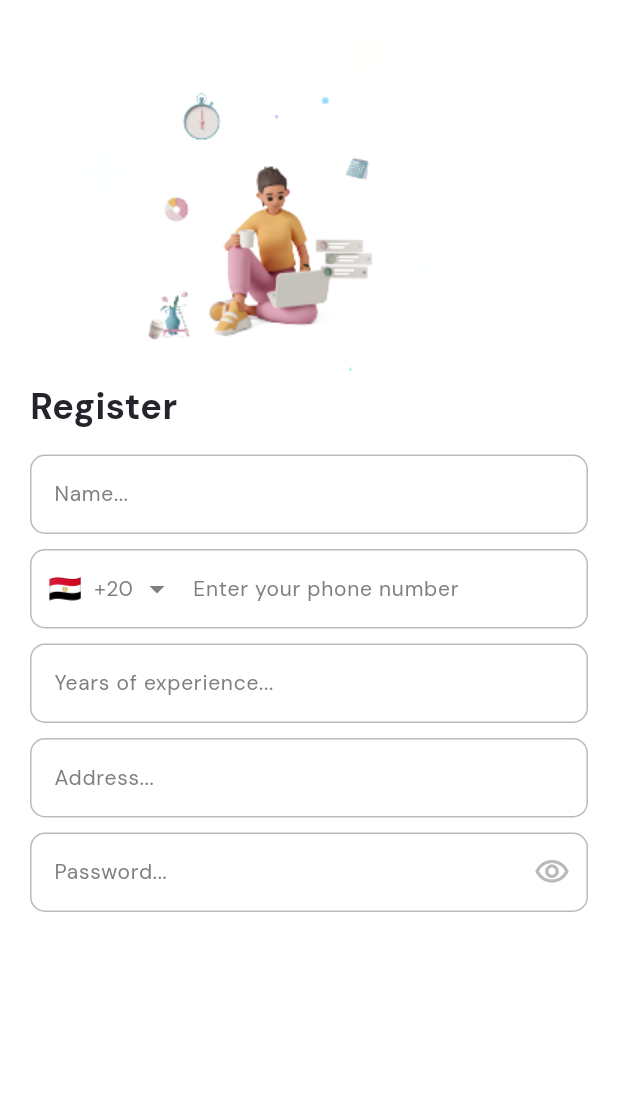
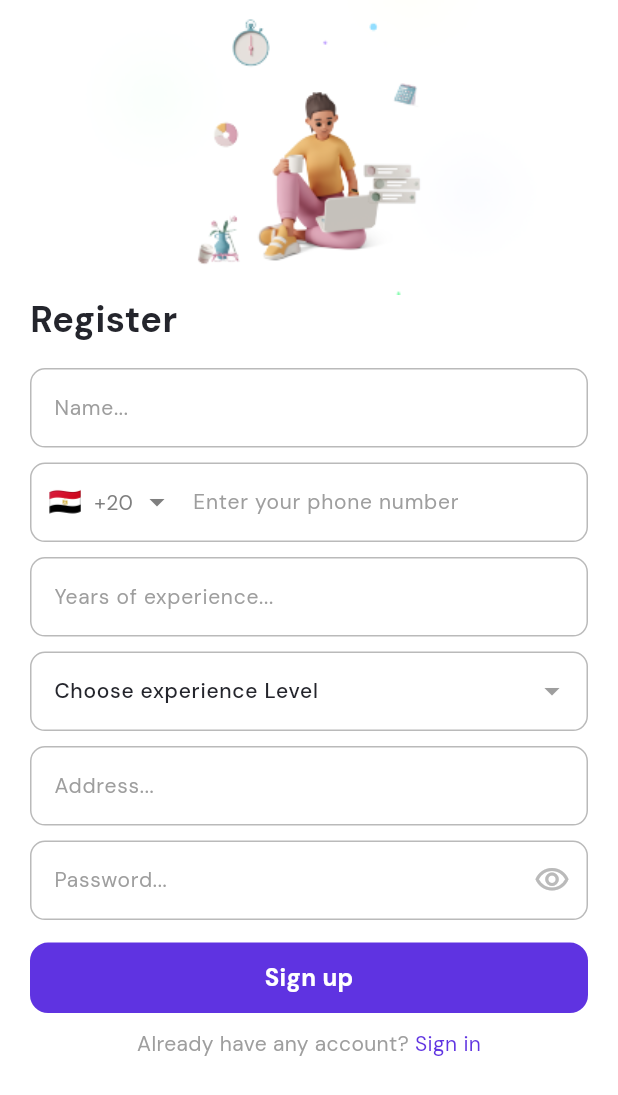
Before and after one commit to AhmedNasser24/tasky_app, a Flutter app: the screen it shows after launch, on a phone screen of 412 x 824 dp. Shown: the top 1095 px of the screen. Run offline on Flutter 3.47's test engine with Material 3 defaults, Android fonts, the phone set to English and light mode, and no system bars; drawn by our look-alikes of intl_phone_field; our stand-ins replace gap; project files that could hold a hidden picture were left out.

Commit message:
finish register UI

```diff
--- a/lib/constants.dart
+++ b/lib/constants.dart
@@ -1 +1,2 @@
-const kHorizontalPadding = 20.0;
+const double kHorizontalPadding = 20.0;
+const double kBottomSpace = 30.0;
--- a/lib/core/utils/app_color.dart
+++ b/lib/core/utils/app_color.dart
@@ -4,4 +4,5 @@ class AppColor {
   static const primaryColor = Color(0xFF5F33E1);
   static const blackColor = Color(0xff24252C) ;
   static const whiteColor = Colors.white ;
+  static const greyColor = Colors.grey ;
 }
--- a/lib/core/utils/app_images.dart
+++ b/lib/core/utils/app_images.dart
@@ -19,12 +19,8 @@ class Assets {
   static const String imagesLogoForTablet = "assets/images/logo_for_tablet.svg";
 
   /// Assets for imagesRegisterLogo
-  /// assets/images/register_logo.svg
-  static const String imagesRegisterLogo = "assets/images/register_logo.svg";
-
-  /// Assets for imagesRegisterLogo1
-  /// assets/images/register_logo1.svg
-  static const String imagesRegisterLogo1 = "assets/images/register_logo1.svg";
+  /// assets/images/register_logo.png
+  static const String imagesRegisterLogo = "assets/images/register_logo.png";
 
   /// Assets for imagesRegisterLogo2
   /// assets/images/register_logo2.png
--- a/lib/feature/auth/data/model/user_info_model.dart
+++ b/lib/feature/auth/data/model/user_info_model.dart
@@ -1,5 +1,12 @@
 class UserInfoModel {
-  String? phone , name , address , password ;
-  String? yearsOfExperience ;
-  UserInfoModel({this.phone , this.name , this.address , this.password , this.yearsOfExperience});
+  String? phone, name, address, password;
+  String? yearsOfExperience, experience;
+  UserInfoModel({
+    this.phone,
+    this.name,
+    this.address,
+    this.password,
+    this.yearsOfExperience,
+    this.experience,
+  });
 }
--- /dev/null
+++ b/lib/feature/auth/presentation/views/widgets/already_have_account.dart
@@ -0,0 +1,32 @@
+import 'package:flutter/material.dart';
+import 'package:tasky_app/core/utils/app_color.dart';
+
+import '../../../../../core/utils/app_styles.dart';
+
+class AlreadyHaveAccount extends StatelessWidget {
+  const AlreadyHaveAccount({super.key});
+
+  @override
+  Widget build(BuildContext context) {
+    return Row(
+
+      children: [
+        const Spacer(),
+        Text(
+          "Already have any account? ",
+          style: AppStyles.regular14.copyWith(color: AppColor.greyColor),
+        ),
+        GestureDetector(
+          onTap: () {
+            Navigator.pop(context);
+          },
+          child: Text(
+            "Sign in",
+            style: AppStyles.regular14.copyWith(color: AppColor.primaryColor),
+          ),
+        ),
+        const Spacer(),
+      ],
+    );
+  }
+}
--- a/lib/feature/auth/presentation/views/widgets/custom_intl_phone_field.dart
+++ b/lib/feature/auth/presentation/views/widgets/custom_intl_phone_field.dart
@@ -2,6 +2,7 @@ import 'package:flutter/material.dart';
 import 'package:intl_phone_field/intl_phone_field.dart';
 import 'package:tasky_app/feature/auth/data/model/user_info_model.dart';
 
+import '../../../../../core/utils/app_color.dart';
 import '../../../../../core/utils/app_styles.dart';
 
 class CustomIntlPhoneField extends StatelessWidget {
@@ -15,11 +16,11 @@ class CustomIntlPhoneField extends StatelessWidget {
     return IntlPhoneField(
       autovalidateMode: AutovalidateMode.onUserInteraction,
       flagsButtonPadding: const EdgeInsets.only(left: 8),
-      style: AppStyles.semibold14,
+      style: AppStyles.medium14,
       disableLengthCheck: true,
       decoration: InputDecoration(
         hintText: 'Enter your phone number',
-        hintStyle: AppStyles.regular14.copyWith(color: const Color(0xff7F7F7F)),
+        hintStyle: AppStyles.regular14.copyWith(color: AppColor.greyColor),
         border: normalOutlineInputBorder(),
         enabledBorder: normalOutlineInputBorder(),
         focusedBorder: focusOutlineInputBorder(),
--- a/lib/feature/auth/presentation/views/widgets/custom_textformfield.dart
+++ b/lib/feature/auth/presentation/views/widgets/custom_textformfield.dart
@@ -1,39 +1,49 @@
 import 'package:flutter/material.dart';
+import 'package:tasky_app/core/utils/app_color.dart';
 
 import '../../../../../core/utils/app_styles.dart';
 
 class CustomTextFormField extends StatelessWidget {
   const CustomTextFormField({
     super.key,
-    required this.hintText,
+    this.hintText,
     this.keyboardType,
     this.obscureText,
     this.suffixIcon,
     this.validator,
     this.onChanged,
     this.onSaved,
+    this.onTap,
+    this.readOnly = false,
+    this.controller,
   });
-  final String hintText;
+  final String? hintText;
   final TextInputType? keyboardType;
   final bool? obscureText;
   final Widget? suffixIcon;
   final String? Function(String?)? validator;
   final void Function(String)? onChanged;
   final void Function(String?)? onSaved ;
+  final void Function()? onTap ;
+  final bool readOnly ;
+  final TextEditingController? controller ;
   @override
   Widget build(BuildContext context) {
     return TextFormField(
-      style: AppStyles.semibold14,
+      controller: controller,
+      style: AppStyles.medium14,
       keyboardType: keyboardType,
       obscureText: obscureText ?? false,
       obscuringCharacter: '.',
       validator: validator,
       onChanged: onChanged,
       onSaved: onSaved,
+      onTap: onTap ,
+      readOnly: readOnly,
       decoration: InputDecoration(
         suffixIcon: suffixIcon,
         hintText: hintText,
-        hintStyle: AppStyles.regular14.copyWith(color: const Color(0xff7F7F7F)),
+        hintStyle: AppStyles.regular14.copyWith(color: AppColor.greyColor),
         border: normalOutlineInputBorder(),
         enabledBorder: normalOutlineInputBorder(),
         focusedBorder: focusOutlineInputBorder(),
--- /dev/null
+++ b/lib/feature/auth/presentation/views/widgets/register_button.dart
@@ -0,0 +1,16 @@
+import 'package:flutter/material.dart';
+import 'package:tasky_app/feature/auth/data/model/user_info_model.dart';
+
+import '../../../../../core/widgets/custom_button.dart';
+
+class RegisterButton extends StatelessWidget {
+  const RegisterButton(this.userInfoModel, {super.key});
+  final UserInfoModel userInfoModel ;
+  @override
+  Widget build(BuildContext context) {
+    return CustomButton(
+      onTap: () {},
+      title: "Sign up",
+    );
+  }
+}
--- a/lib/feature/auth/presentation/views/widgets/register_view_body.dart
+++ b/lib/feature/auth/presentation/views/widgets/register_view_body.dart
@@ -2,13 +2,16 @@ import 'package:flutter/material.dart';
 import 'package:tasky_app/constants.dart';
 import 'package:tasky_app/core/utils/app_images.dart';
 import 'package:tasky_app/feature/auth/data/model/user_info_model.dart';
+import 'package:tasky_app/feature/auth/presentation/views/widgets/already_have_account.dart';
 import 'package:tasky_app/feature/auth/presentation/views/widgets/register_password.dart';
 import 'package:gap/gap.dart';
 import 'package:tasky_app/feature/auth/presentation/views/widgets/register_years_of_experience.dart';
 import '../../../../../core/utils/app_styles.dart';
 import 'custom_intl_phone_field.dart';
 import 'register_address.dart';
+import 'register_button.dart';
 import 'register_name.dart';
+import 'select_experience_textformfield.dart';
 
 class RegisterViewBody extends StatefulWidget {
   const RegisterViewBody({super.key});
@@ -25,10 +28,10 @@ class _RegisterViewBodyState extends State<RegisterViewBody> {
       padding: const EdgeInsets.symmetric(horizontal: kHorizontalPadding),
       child: SingleChildScrollView(
         child: Column(
-          crossAxisAlignment: CrossAxisAlignment.start,
+          crossAxisAlignment: CrossAxisAlignment.center,
           children: [
-            Image.asset(Assets.imagesRegisterLogoCopy),
-            const Text("Register", style: AppStyles.bold24),
+            Image.asset(Assets.imagesRegisterLogo),
+            TitleWidget("Register"),
             const Gap(15),
             RegisterName(userInfoModel),
             const Gap(10),
@@ -36,12 +39,36 @@ class _RegisterViewBodyState extends State<RegisterViewBody> {
             const Gap(10),
             RegisterYearsOfExperience(userInfoModel),
             const Gap(10),
+            SelectedExperienceTextFormField(userInfoModel),
+            const Gap(10),
             RegisterAddress(userInfoModel),
             const Gap(10),
             RegisterPassword(userInfoModel),
+            const Gap(15),
+            RegisterButton(userInfoModel),
+            const Gap(10),
+            const AlreadyHaveAccount(),
+            const Gap(kBottomSpace),
           ],
         ),
       ),
     );
   }
 }
+
+class TitleWidget extends StatelessWidget {
+  const TitleWidget(
+    this.title, {
+    super.key,
+  });
+  final String title;
+  @override
+  Widget build(BuildContext context) {
+    return Row(
+      children: [
+        Text(title, style: AppStyles.bold24),
+        const Spacer(),
+      ],
+    );
+  }
+}
--- /dev/null
+++ b/lib/feature/auth/presentation/views/widgets/select_experience_textformfield.dart
@@ -0,0 +1,84 @@
+import 'package:flutter/material.dart';
+
+import '../../../../../core/utils/app_color.dart';
+import '../../../../../core/utils/app_styles.dart';
+import '../../../data/model/user_info_model.dart';
+import 'custom_textformfield.dart';
+
+class SelectedExperienceTextFormField extends StatefulWidget {
+  const SelectedExperienceTextFormField(
+    this.userInfoModel, {
+    super.key,
+  });
+  final UserInfoModel userInfoModel;
+
+  @override
+  State<SelectedExperienceTextFormField> createState() =>
+      _SelectedExperienceTextFormFieldState();
+}
+
+class _SelectedExperienceTextFormFieldState
+    extends State<SelectedExperienceTextFormField> {
+  String selectExperience = 'Choose experience Level';
+  @override
+  Widget build(BuildContext context) {
+    return CustomTextFormField(
+      onTap: () {
+        _showAccountKindDialog(context);
+      },
+      readOnly: true,
+      controller: TextEditingController(text: selectExperience),
+      suffixIcon: const Icon(Icons.arrow_drop_down, color: AppColor.greyColor),
+      // suffix: _showPopUpMenu(),
+      validator: (_) {
+        if (selectExperience == 'Choose experience Level') {
+          return "Choose experience Level";
+        }
+        widget.userInfoModel.experience = selectExperience;
+        return null;
+      },
+    );
+  }
+
+  void _showAccountKindDialog(BuildContext context) {
+    showDialog(
+      context: context,
+      builder: (BuildContext context) {
+        return AlertDialog(
+          content: Column(
+            mainAxisSize: MainAxisSize.min,
+            crossAxisAlignment: CrossAxisAlignment.center,
+
+            children: [
+              Padding(
+                padding: const EdgeInsets.symmetric(vertical:  12.0),
+                child: GestureDetector(
+                  child: const Text("Junior", style: AppStyles.semibold14),
+                  onTap: () {
+                    setState(() {
+                      selectExperience = "Junior";
+                    });
+                    Navigator.pop(context);
+                  },
+                ),
+              ),
+              const Divider(thickness: 0.3, color: AppColor.primaryColor),
+              Padding(
+                padding: const EdgeInsets.symmetric(vertical:  12.0),
+                child: GestureDetector(
+                  child: const Text("Senior", style: AppStyles.semibold14),
+                  onTap: () {
+                    setState(() {
+                      selectExperience = "Senior";
+                    });
+                    Navigator.pop(context);
+                  },
+                ),
+              ),
+            ],
+          ),
+        );
+      },
+    );
+  }
+}
--- /dev/null
+++ b/lib/feature/auth/presentation/views/widgets/title_widget.dart
@@ -0,0 +1,20 @@
+import 'package:flutter/material.dart';
+
+import '../../../../../core/utils/app_styles.dart';
+
+class TitleWidget extends StatelessWidget {
+  const TitleWidget(
+    this.title, {
+    super.key,
+  });
+  final String title;
+  @override
+  Widget build(BuildContext context) {
+    return Row(
+      children: [
+        Text(title, style: AppStyles.bold24),
+        const Spacer(),
+      ],
+    );
+  }
+}
```
Also changed, not shown: assets/images/register_logo.png (added), assets/images/register_logo1.svg (deleted), assets/images/register_logo_copy.png.
